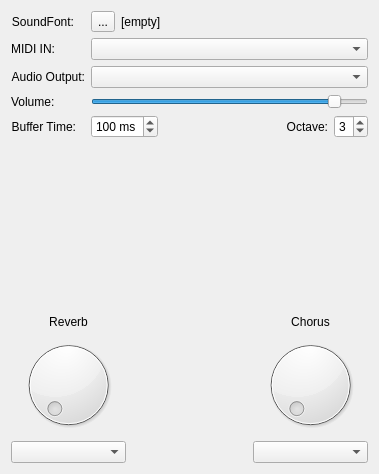
First picture: the form in guisynth/mainwindow.ui, repository pedrolcl/fluidlite-qtmultimedia, before the edit.
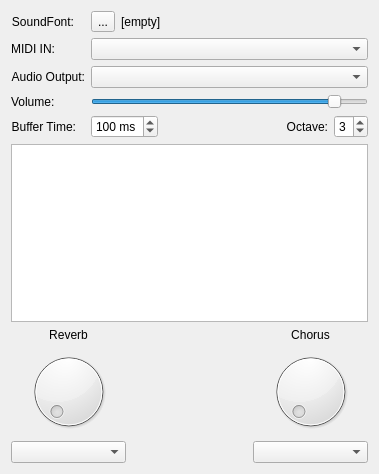
Second picture: the form after the edit. Icons and pictures are not drawn. Custom widgets are drawn as their Qt base class.

Commit message: doc updated, screenshot added

What changed in the file:
```diff
--- a/guisynth/mainwindow.ui
+++ b/guisynth/mainwindow.ui
@@ -324,7 +324,7 @@
  <customwidgets>
   <customwidget>
    <class>drumstick::widgets::PianoKeybd</class>
-   <extends></extends>
+   <extends>QGraphicsView</extends>
    <header location="global">drumstick/pianokeybd.h</header>
   </customwidget>
  </customwidgets>
```
Left out of the diff: 2 changed lines with no effect on the pictures. The commit also changes 2 other files.
